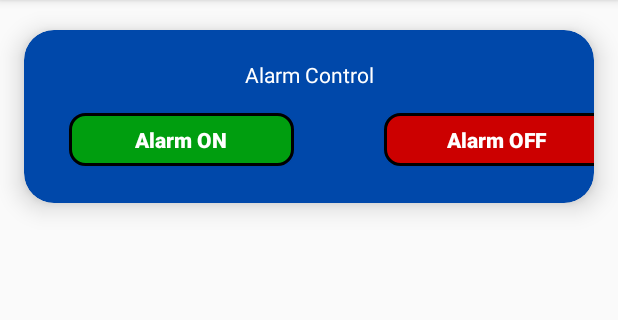
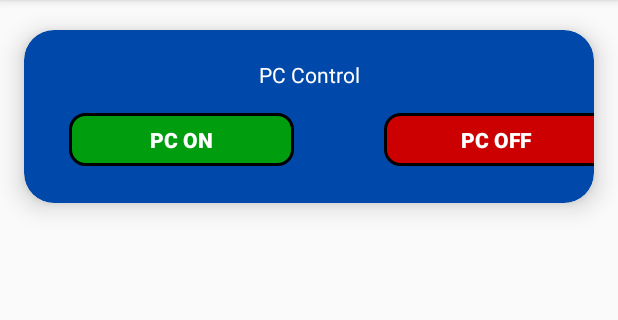
Before and after one commit to VladVasiljev/myRooms, an Android app: the homeAutomation screen opened directly, with no data from a screen before it, on a phone screen of 412 x 824 dp, the part 84-404 px from its top. Run offline under Robolectric (Android 15) with nearby library versions, the phone set to English and light mode, and no system bars; our stand-ins replace Firebase (no records; nobody signed in at launch, a user with empty details on screens opened directly).

Commit message:
added support for home automation

```diff
--- a/app/src/main/java/com/example/myrooms/homeAutomation.java
+++ b/app/src/main/java/com/example/myrooms/homeAutomation.java
@@ -2,12 +2,48 @@ package com.example.myrooms;
 
 import android.support.v7.app.AppCompatActivity;
 import android.os.Bundle;
+import android.view.View;
+import android.widget.Button;
+
+import com.google.firebase.database.DatabaseReference;
+import com.google.firebase.database.FirebaseDatabase;
 
 public class homeAutomation extends AppCompatActivity {
+
+    private DatabaseReference databaseReference;//Firebase reference
 
     @Override
     protected void onCreate(Bundle savedInstanceState) {
         super.onCreate(savedInstanceState);
         setContentView(R.layout.activity_home_automation);
+        databaseReference = FirebaseDatabase.getInstance().getReference();//Getting database reference
+
+        pcOff();
+        pcOn();
     }
+
+
+    private void pcOn() {//Method that turns on the PC
+        Button computerOn = findViewById(R.id.onButton);//Assigning button to computerOn
+        computerOn.setOnClickListener(new View.OnClickListener() {
+            @Override
+            public void onClick(View view) {
+                databaseReference.child("computerRelaySwitch").setValue(1);
+            }
+        });
+    }
+
+    private void pcOff() {//Method that turns off the PC
+        Button computerOff = findViewById(R.id.offButton);//Assigning a button to computer off
+        computerOff.setOnClickListener(new View.OnClickListener() {
+            @Override
+            public void onClick(View view) {
+                databaseReference.child("computerRelaySwitch").setValue(1);
+
+            }
+        });
+    }
+
+
+
 }
--- a/app/src/main/res/layout/activity_home_automation.xml
+++ b/app/src/main/res/layout/activity_home_automation.xml
@@ -27,15 +27,15 @@
             app:cardElevation="10dp">
 
             <TextView
-                android:id="@+id/AlarmTextView"
+                android:id="@+id/ComputerControlTXT"
                 android:layout_width="match_parent"
                 android:layout_height="wrap_content"
                 android:layout_alignParentStart="true"
                 android:layout_alignParentTop="true"
                 android:layout_marginTop="20dp"
-                android:text="Alarm Control"
-                android:textColor="@color/snowWhite"
-                android:gravity="center"/>
+                android:gravity="center"
+                android:text="PC Control"
+                android:textColor="@color/snowWhite" />
 
             <Button
                 android:id="@+id/onButton"
@@ -44,7 +44,7 @@
                 android:layout_marginLeft="30dp"
                 android:layout_marginTop="55dp"
                 android:background="@drawable/greenbutton"
-                android:text="Alarm ON"
+                android:text="PC ON"
                 android:textAllCaps="false"
                 android:textColor="@color/snowWhite"
                 android:textStyle="bold" />
@@ -56,7 +56,7 @@
                 android:layout_marginLeft="240dp"
                 android:layout_marginTop="55dp"
                 android:background="@drawable/redbutton"
-                android:text="Alarm OFF"
+                android:text="PC OFF"
                 android:textAllCaps="false"
                 android:textColor="@color/cardview_light_background"
                 android:textStyle="bold" />
```
